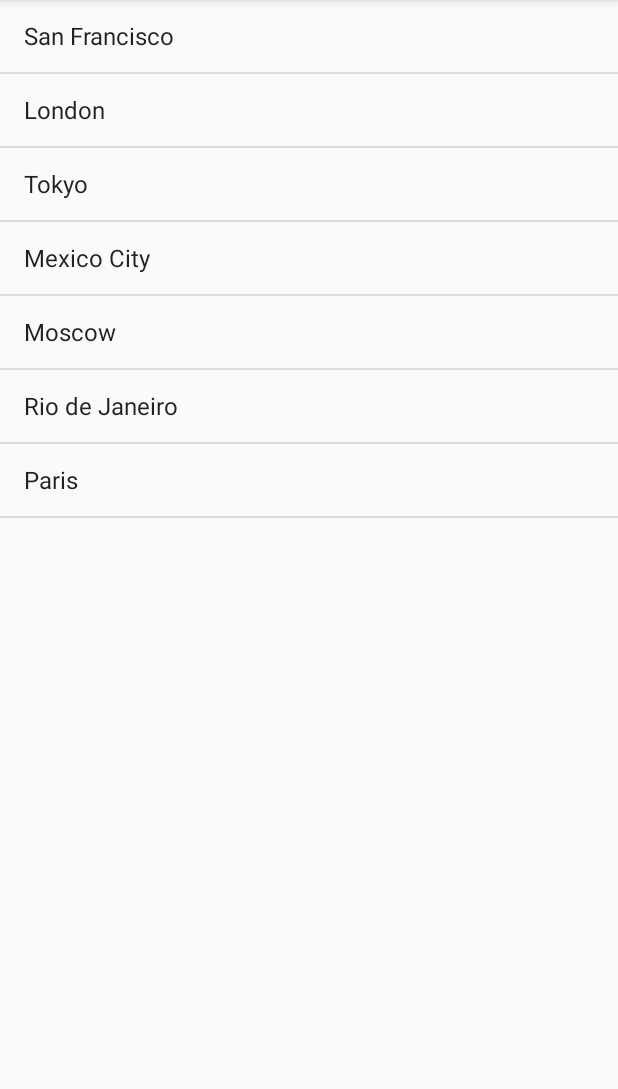
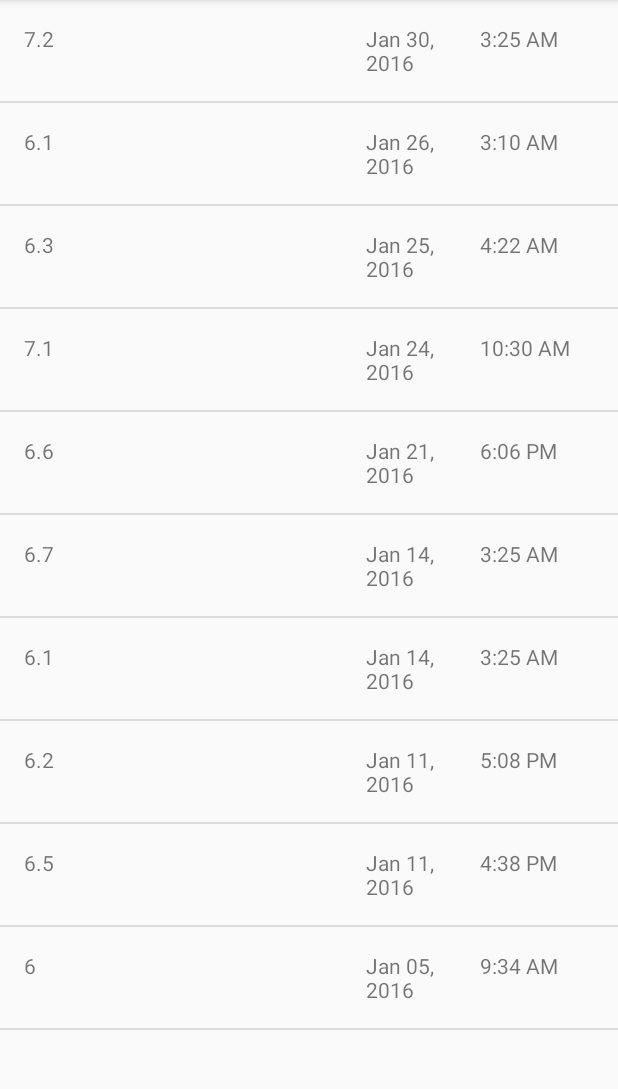
Before and after one commit to d27saurabh/Udacity_Android_Basics, an Android app: the screen it shows after launch (EarthquakeActivity), on a phone screen of 412 x 824 dp, the part 84-1173 px from its top. Run offline under Robolectric (Android 15) with nearby library versions, the phone set to English and light mode, and no system bars; 3 statements that could not run were skipped.

Commit message:
QuakeReport: Custom adapter, JSON parsing and time format

```diff
--- /dev/null
+++ b/ud843-QuakeReport-starting-point/app/src/main/java/com/example/android/quakereport/Earthquake.java
@@ -0,0 +1,33 @@
+package com.example.android.quakereport;
+
+public class Earthquake {
+
+    private String mMagnitude;
+    private String mLocation;
+    private long mTimeInMilliseconds;
+
+    /**
+     * Constructor
+     * @param mMagnitude is the magnitude of earthquake
+     * @param mLocation is the city location of the earthquake
+     * @param mdate is the date of the earthquake happened
+     */
+    public Earthquake(String magnitude, String location, Long date){
+
+        mMagnitude = magnitude;
+        mLocation = location;
+        mTimeInMilliseconds = date;
+    }
+
+    public String getmMagnitude() {
+        return mMagnitude;
+    }
+
+    public String getmLocation() {
+        return mLocation;
+    }
+
+    public Long getmTimeInMilliseconds() {
+        return mTimeInMilliseconds;
+    }
+}
--- a/ud843-QuakeReport-starting-point/app/src/main/java/com/example/android/quakereport/EarthquakeActivity.java
+++ b/ud843-QuakeReport-starting-point/app/src/main/java/com/example/android/quakereport/EarthquakeActivity.java
@@ -17,7 +17,6 @@ package com.example.android.quakereport;
 
 import android.os.Bundle;
 import android.support.v7.app.AppCompatActivity;
-import android.widget.ArrayAdapter;
 import android.widget.ListView;
 
 import java.util.ArrayList;
@@ -31,23 +30,14 @@ public class EarthquakeActivity extends AppCompatActivity {
         super.onCreate(savedInstanceState);
         setContentView(R.layout.earthquake_activity);
 
-        // Create a fake list of earthquake locations.
-        ArrayList<String> earthquakes = new ArrayList<>();
-        earthquakes.add("San Francisco");
-        earthquakes.add("London");
-        earthquakes.add("Tokyo");
-        earthquakes.add("Mexico City");
-        earthquakes.add("Moscow");
-        earthquakes.add("Rio de Janeiro");
-        earthquakes.add("Paris");
+        // Create a fake list of earthquakes.
+        ArrayList<Earthquake> earthquakes = QueryUtils.extractEarthquakes();
 
         // Find a reference to the {@link ListView} in the layout
         ListView earthquakeListView = (ListView) findViewById(R.id.list);
 
-        // Create a new {@link ArrayAdapter} of earthquakes
-        ArrayAdapter<String> adapter = new ArrayAdapter<String>(
-                this, android.R.layout.simple_list_item_1, earthquakes);
-
+        // Create a new {@link ArrayAdapter} of earthquakes as input
+        EarthquakeArrayAdapter adapter = new EarthquakeArrayAdapter(this, earthquakes);
         // Set the adapter on the {@link ListView}
         // so the list can be populated in the user interface
         earthquakeListView.setAdapter(adapter);
--- /dev/null
+++ b/ud843-QuakeReport-starting-point/app/src/main/java/com/example/android/quakereport/EarthquakeArrayAdapter.java
@@ -0,0 +1,105 @@
+package com.example.android.quakereport;
+
+import android.app.Activity;
+import android.location.Location;
+import android.view.LayoutInflater;
+import android.view.View;
+import android.view.ViewGroup;
+import android.widget.ArrayAdapter;
+import android.widget.TextView;
+
+import java.text.SimpleDateFormat;
+import java.util.ArrayList;
+import java.util.Date;
+
+public class EarthquakeArrayAdapter extends ArrayAdapter<Earthquake> {
+
+    /**
+     * This is our own custom constructor (it doesn't mirror a superclass constructor).
+     * The context is used to inflate the layout file, and the list is the data we want
+     * to populate into the lists.
+     *
+     * @param context     The current context. Used to inflate the layout file.
+     * @param earthquakes A List of AndroidFlavor objects to display in a list
+     */
+    public EarthquakeArrayAdapter(Activity context, ArrayList<Earthquake> earthquakes) {
+        // Here, we initialize the ArrayAdapter's internal storage for the context and the list.
+        // the second argument is used when the ArrayAdapter is populating a single TextView.
+        // Because this is a custom adapter for two TextViews and an ImageView, the adapter is not
+        // going to use this second argument, so it can be any value. Here, we used 0.
+        super(context, 0, earthquakes);
+    }
+
+    /**
+     * Provides a view for an AdapterView (ListView, GridView, etc.)
+     *
+     * @param position    The position in the list of data that should be displayed in the
+     *                    list item view.
+     * @param convertView The recycled view to populate.
+     * @param parent      The parent ViewGroup that is used for inflation.
+     * @return The View for the position in the AdapterView.
+     */
+    @Override
+    public View getView(int position, View convertView, ViewGroup parent) {
+        // Check if the existing view is being reused, otherwise inflate the view
+        View listItemView = convertView;
+        if (listItemView == null) {
+            listItemView = LayoutInflater.from(getContext()).inflate(
+                    R.layout.earthquake_list_item, parent, false);
+        }
+
+        //Find the earthquake at the given position in the list of earthquakes
+        Earthquake currentEarthquake  = getItem(position);
+
+        //Find the TextView with view ID magnitude
+        TextView MagnitudeView = (TextView) listItemView.findViewById(R.id.magnitude);
+        //Display the magnitude of the current earthquake in that TextView
+        MagnitudeView.setText(currentEarthquake.getmMagnitude());
+
+        //Find the TextView with view ID location
+        TextView LocationView1 = (TextView) listItemView.findViewById(R.id.location_offset );
+        TextView LocationView2 = (TextView) listItemView.findViewById(R.id.primary_location );
+
+        String originalLocation = currentEarthquake.getmLocation();
+        String[] LocationArray = Location.split(",");
+
+        //Display the location of the current earthquake in that TextView
+        LocationView1.setText(LocationArray[0]);
+        LocationView2.setText(LocationArray[1]);
+
+        //Create a new Fate object from the time in milliseconds of the earthquake
+        Date dateObject = new Date(currentEarthquake.getmTimeInMilliseconds());
+
+        // Find the TextView with view ID date
+        TextView dateView = (TextView) listItemView.findViewById(R.id.date);
+        // Format the date string (i.e. "Mar 3, 1984")
+        String formattedDate = formatDate(dateObject);
+        // Display the date of the current earthquake in that TextView
+        dateView.setText(formattedDate);
+
+        // Find the TextView with view ID time
+        TextView timeView = (TextView) listItemView.findViewById(R.id.time);
+        // Format the time string (i.e. "4:30PM")
+        String formattedTime = formatTime(dateObject);
+        // Display the time of the current earthquake in that TextView
+        timeView.setText(formattedTime);
+        //Return the listItemView that is displaying the correct data
+        return listItemView;
+    }
+
+        /**
+         * Return the formatted date string (i.e. "Mar 3, 1984") from a Date object.
+         */
+        private String formatDate(Date dateObject) {
+            SimpleDateFormat dateFormat = new SimpleDateFormat("LLL dd, yyyy");
+            return dateFormat.format(dateObject);
+        }
+
+        /**
+         * Return the formatted date string (i.e. "4:30 PM") from a Date object.
+         */
+        private String formatTime(Date dateObject) {
+            SimpleDateFormat timeFormat = new SimpleDateFormat("h:mm a");
+            return timeFormat.format(dateObject);
+        }
+}
--- /dev/null
+++ b/ud843-QuakeReport-starting-point/app/src/main/java/com/example/android/quakereport/QueryUtils.java
@@ -0,0 +1,79 @@
+package com.example.android.quakereport;
+
+import android.util.Log;
+
+import org.json.JSONArray;
+import org.json.JSONException;
+import org.json.JSONObject;
+
+import java.util.ArrayList;
+
+/**
+ * Helper methods related to requesting and receiving earthquake data from USGS.
+ */
+public final class QueryUtils {
+
+    /** Sample JSON response for a USGS query */
+    private static final String SAMPLE_JSON_RESPONSE = "{\"type\":\"FeatureCollection\",\"metadata\":{\"generated\":1462295443000,\"url\":\"http://earthquake.usgs.gov/fdsnws/event/1/query?format=geojson&starttime=2016-01-01&endtime=2016-01-31&minmag=6&limit=10\",\"title\":\"USGS Earthquakes\",\"status\":200,\"api\":\"1.5.2\",\"limit\":10,\"offset\":1,\"count\":10},\"features\":[{\"type\":\"Feature\",\"properties\":{\"mag\":7.2,\"place\":\"88km N of Yelizovo, Russia\",\"time\":1454124312220,\"updated\":1460674294040,\"tz\":720,\"url\":\"http://earthquake.usgs.gov/earthquakes/eventpage/us20004vvx\",\"detail\":\"http://earthquake.usgs.gov/fdsnws/event/1/query?eventid=us20004vvx&format=geojson\",\"felt\":2,\"cdi\":3.4,\"mmi\":5.82,\"alert\":\"green\",\"status\":\"reviewed\",\"tsunami\":1,\"sig\":798,\"net\":\"us\",\"code\":\"20004vvx\",\"ids\":\",at00o1qxho,pt16030050,us20004vvx,gcmt20160130032510,\",\"sources\":\",at,pt,us,gcmt,\",\"types\":\",cap,dyfi,finite-fault,general-link,general-text,geoserve,impact-link,impact-text,losspager,moment-tensor,nearby-cities,origin,phase-data,shakemap,tectonic-summary,\",\"nst\":null,\"dmin\":0.958,\"rms\":1.19,\"gap\":17,\"magType\":\"mww\",\"type\":\"earthquake\",\"title\":\"M 7.2 - 88km N of Yelizovo, Russia\"},\"geometry\":{\"type\":\"Point\",\"coordinates\":[158.5463,53.9776,177]},\"id\":\"us20004vvx\"},\n" +
+            "{\"type\":\"Feature\",\"properties\":{\"mag\":6.1,\"place\":\"94km SSE of Taron, Papua New Guinea\",\"time\":1453777820750,\"updated\":1460156775040,\"tz\":600,\"url\":\"http://earthquake.usgs.gov/earthquakes/eventpage/us20004uks\",\"detail\":\"http://earthquake.usgs.gov/fdsnws/event/1/query?eventid=us20004uks&format=geojson\",\"felt\":null,\"cdi\":null,\"mmi\":4.1,\"alert\":\"green\",\"status\":\"reviewed\",\"tsunami\":1,\"sig\":572,\"net\":\"us\",\"code\":\"20004uks\",\"ids\":\",us20004uks,gcmt20160126031023,\",\"sources\":\",us,gcmt,\",\"types\":\",cap,geoserve,losspager,moment-tensor,nearby-cities,origin,phase-data,shakemap,tectonic-summary,\",\"nst\":null,\"dmin\":1.537,\"rms\":0.74,\"gap\":25,\"magType\":\"mww\",\"type\":\"earthquake\",\"title\":\"M 6.1 - 94km SSE of Taron, Papua New Guinea\"},\"geometry\":{\"type\":\"Point\",\"coordinates\":[153.2454,-5.2952,26]},\"id\":\"us20004uks\"},\n" +
+            "{\"type\":\"Feature\",\"properties\":{\"mag\":6.3,\"place\":\"50km NNE of Al Hoceima, Morocco\",\"time\":1453695722730,\"updated\":1460156773040,\"tz\":0,\"url\":\"http://earthquake.usgs.gov/earthquakes/eventpage/us10004gy9\",\"detail\":\"http://earthquake.usgs.gov/fdsnws/event/1/query?eventid=us10004gy9&format=geojson\",\"felt\":117,\"cdi\":7.2,\"mmi\":5.28,\"alert\":\"green\",\"status\":\"reviewed\",\"tsunami\":0,\"sig\":695,\"net\":\"us\",\"code\":\"10004gy9\",\"ids\":\",us10004gy9,gcmt20160125042203,\",\"sources\":\",us,gcmt,\",\"types\":\",cap,dyfi,geoserve,impact-text,losspager,moment-tensor,nearby-cities,origin,phase-data,shakemap,tectonic-summary,\",\"nst\":null,\"dmin\":2.201,\"rms\":0.92,\"gap\":20,\"magType\":\"mww\",\"type\":\"earthquake\",\"title\":\"M 6.3 - 50km NNE of Al Hoceima, Morocco\"},\"geometry\":{\"type\":\"Point\",\"coordinates\":[-3.6818,35.6493,12]},\"id\":\"us10004gy9\"},\n" +
+            "{\"type\":\"Feature\",\"properties\":{\"mag\":7.1,\"place\":\"86km E of Old Iliamna, Alaska\",\"time\":1453631430230,\"updated\":1460156770040,\"tz\":-540,\"url\":\"http://earthquake.usgs.gov/earthquakes/eventpage/us10004gqp\",\"detail\":\"http://earthquake.usgs.gov/fdsnws/event/1/query?eventid=us10004gqp&format=geojson\",\"felt\":1816,\"cdi\":7.2,\"mmi\":6.6,\"alert\":\"green\",\"status\":\"reviewed\",\"tsunami\":1,\"sig\":1496,\"net\":\"us\",\"code\":\"10004gqp\",\"ids\":\",at00o1gd6r,us10004gqp,ak12496371,gcmt20160124103030,\",\"sources\":\",at,us,ak,gcmt,\",\"types\":\",cap,dyfi,finite-fault,general-link,general-text,geoserve,impact-link,impact-text,losspager,moment-tensor,nearby-cities,origin,phase-data,shakemap,tectonic-summary,trump-origin,\",\"nst\":null,\"dmin\":0.72,\"rms\":2.11,\"gap\":19,\"magType\":\"mww\",\"type\":\"earthquake\",\"title\":\"M 7.1 - 86km E of Old Iliamna, Alaska\"},\"geometry\":{\"type\":\"Point\",\"coordinates\":[-153.4051,59.6363,129]},\"id\":\"us10004gqp\"},\n" +
+            "{\"type\":\"Feature\",\"properties\":{\"mag\":6.6,\"place\":\"215km SW of Tomatlan, Mexico\",\"time\":1453399617650,\"updated\":1459963829040,\"tz\":-420,\"url\":\"http://earthquake.usgs.gov/earthquakes/eventpage/us10004g4l\",\"detail\":\"http://earthquake.usgs.gov/fdsnws/event/1/query?eventid=us10004g4l&format=geojson\",\"felt\":11,\"cdi\":2.7,\"mmi\":3.92,\"alert\":\"green\",\"status\":\"reviewed\",\"tsunami\":1,\"sig\":673,\"net\":\"us\",\"code\":\"10004g4l\",\"ids\":\",at00o1bebo,pt16021050,us10004g4l,gcmt20160121180659,\",\"sources\":\",at,pt,us,gcmt,\",\"types\":\",cap,dyfi,geoserve,impact-link,impact-text,losspager,moment-tensor,nearby-cities,origin,phase-data,shakemap,tectonic-summary,\",\"nst\":null,\"dmin\":2.413,\"rms\":0.98,\"gap\":74,\"magType\":\"mww\",\"type\":\"earthquake\",\"title\":\"M 6.6 - 215km SW of Tomatlan, Mexico\"},\"geometry\":{\"type\":\"Point\",\"coordinates\":[-106.9337,18.8239,10]},\"id\":\"us10004g4l\"},\n" +
+            "{\"type\":\"Feature\",\"properties\":{\"mag\":6.7,\"place\":\"52km SE of Shizunai, Japan\",\"time\":1452741933640,\"updated\":1459304879040,\"tz\":540,\"url\":\"http://earthquake.usgs.gov/earthquakes/eventpage/us10004ebx\",\"detail\":\"http://earthquake.usgs.gov/fdsnws/event/1/query?eventid=us10004ebx&format=geojson\",\"felt\":51,\"cdi\":5.8,\"mmi\":6.45,\"alert\":\"green\",\"status\":\"reviewed\",\"tsunami\":1,\"sig\":720,\"net\":\"us\",\"code\":\"10004ebx\",\"ids\":\",us10004ebx,pt16014050,at00o0xauk,gcmt20160114032534,\",\"sources\":\",us,pt,at,gcmt,\",\"types\":\",associate,cap,dyfi,geoserve,impact-link,impact-text,losspager,moment-tensor,nearby-cities,origin,phase-data,shakemap,\",\"nst\":null,\"dmin\":0.281,\"rms\":0.98,\"gap\":22,\"magType\":\"mww\",\"type\":\"earthquake\",\"title\":\"M 6.7 - 52km SE of Shizunai, Japan\"},\"geometry\":{\"type\":\"Point\",\"coordinates\":[142.781,41.9723,46]},\"id\":\"us10004ebx\"},\n" +
+            "{\"type\":\"Feature\",\"properties\":{\"mag\":6.1,\"place\":\"12km WNW of Charagua, Bolivia\",\"time\":1452741928270,\"updated\":1459304879040,\"tz\":-240,\"url\":\"http://earthquake.usgs.gov/earthquakes/eventpage/us10004ebw\",\"detail\":\"http://earthquake.usgs.gov/fdsnws/event/1/query?eventid=us10004ebw&format=geojson\",\"felt\":3,\"cdi\":2.2,\"mmi\":2.21,\"alert\":\"green\",\"status\":\"reviewed\",\"tsunami\":0,\"sig\":573,\"net\":\"us\",\"code\":\"10004ebw\",\"ids\":\",us10004ebw,gcmt20160114032528,\",\"sources\":\",us,gcmt,\",\"types\":\",cap,dyfi,geoserve,impact-text,losspager,moment-tensor,nearby-cities,origin,phase-data,shakemap,tectonic-summary,\",\"nst\":null,\"dmin\":5.492,\"rms\":1.04,\"gap\":16,\"magType\":\"mww\",\"type\":\"earthquake\",\"title\":\"M 6.1 - 12km WNW of Charagua, Bolivia\"},\"geometry\":{\"type\":\"Point\",\"coordinates\":[-63.3288,-19.7597,582.56]},\"id\":\"us10004ebw\"},\n" +
+            "{\"type\":\"Feature\",\"properties\":{\"mag\":6.2,\"place\":\"74km NW of Rumoi, Japan\",\"time\":1452532083920,\"updated\":1459304875040,\"tz\":540,\"url\":\"http://earthquake.usgs.gov/earthquakes/eventpage/us10004djn\",\"detail\":\"http://earthquake.usgs.gov/fdsnws/event/1/query?eventid=us10004djn&format=geojson\",\"felt\":8,\"cdi\":3.4,\"mmi\":3.74,\"alert\":\"green\",\"status\":\"reviewed\",\"tsunami\":0,\"sig\":594,\"net\":\"us\",\"code\":\"10004djn\",\"ids\":\",us10004djn,gcmt20160111170803,\",\"sources\":\",us,gcmt,\",\"types\":\",cap,dyfi,geoserve,impact-text,losspager,moment-tensor,nearby-cities,origin,phase-data,shakemap,tectonic-summary,\",\"nst\":null,\"dmin\":1.139,\"rms\":0.96,\"gap\":33,\"magType\":\"mww\",\"type\":\"earthquake\",\"title\":\"M 6.2 - 74km NW of Rumoi, Japan\"},\"geometry\":{\"type\":\"Point\",\"coordinates\":[141.0867,44.4761,238.81]},\"id\":\"us10004djn\"},\n" +
+            "{\"type\":\"Feature\",\"properties\":{\"mag\":6.5,\"place\":\"227km SE of Sarangani, Philippines\",\"time\":1452530285900,\"updated\":1459304874040,\"tz\":480,\"url\":\"http://earthquake.usgs.gov/earthquakes/eventpage/us10004dj5\",\"detail\":\"http://earthquake.usgs.gov/fdsnws/event/1/query?eventid=us10004dj5&format=geojson\",\"felt\":1,\"cdi\":2.7,\"mmi\":7.5,\"alert\":\"green\",\"status\":\"reviewed\",\"tsunami\":1,\"sig\":650,\"net\":\"us\",\"code\":\"10004dj5\",\"ids\":\",at00o0srjp,pt16011050,us10004dj5,gcmt20160111163807,\",\"sources\":\",at,pt,us,gcmt,\",\"types\":\",cap,dyfi,geoserve,impact-link,impact-text,losspager,moment-tensor,nearby-cities,origin,phase-data,shakemap,tectonic-summary,\",\"nst\":null,\"dmin\":3.144,\"rms\":0.72,\"gap\":22,\"magType\":\"mww\",\"type\":\"earthquake\",\"title\":\"M 6.5 - 227km SE of Sarangani, Philippines\"},\"geometry\":{\"type\":\"Point\",\"coordinates\":[126.8621,3.8965,13]},\"id\":\"us10004dj5\"},\n" +
+            "{\"type\":\"Feature\",\"properties\":{\"mag\":6,\"place\":\"Pacific-Antarctic Ridge\",\"time\":1451986454620,\"updated\":1459202978040,\"tz\":-540,\"url\":\"http://earthquake.usgs.gov/earthquakes/eventpage/us10004bgk\",\"detail\":\"http://earthquake.usgs.gov/fdsnws/event/1/query?eventid=us10004bgk&format=geojson\",\"felt\":0,\"cdi\":1,\"mmi\":0,\"alert\":\"green\",\"status\":\"reviewed\",\"tsunami\":0,\"sig\":554,\"net\":\"us\",\"code\":\"10004bgk\",\"ids\":\",us10004bgk,gcmt20160105093415,\",\"sources\":\",us,gcmt,\",\"types\":\",cap,dyfi,geoserve,losspager,moment-tensor,nearby-cities,origin,phase-data,shakemap,\",\"nst\":null,\"dmin\":30.75,\"rms\":0.67,\"gap\":71,\"magType\":\"mww\",\"type\":\"earthquake\",\"title\":\"M 6.0 - Pacific-Antarctic Ridge\"},\"geometry\":{\"type\":\"Point\",\"coordinates\":[-136.2603,-54.2906,10]},\"id\":\"us10004bgk\"}],\"bbox\":[-153.4051,-54.2906,10,158.5463,59.6363,582.56]}";
+
+    /**
+     * Create a private constructor because no one should ever create a {@link QueryUtils} object.
+     * This class is only meant to hold static variables and methods, which can be accessed
+     * directly from the class name QueryUtils (and an object instance of QueryUtils is not needed).
+     */
+    private QueryUtils() {
+    }
+
+    /**
+     * Return a list of {@link Earthquake} objects that has been built up from
+     * parsing a JSON response.
+     */
+    public static ArrayList<Earthquake> extractEarthquakes() {
+
+        // Create an empty ArrayList that we can start adding earthquakes to
+        ArrayList<Earthquake> earthquakes = new ArrayList<>();
+
+        // Try to parse the SAMPLE_JSON_RESPONSE. If there's a problem with the way the JSON
+        // is formatted, a JSONException exception object will be thrown.
+        // Catch the exception so the app doesn't crash, and print the error message to the logs.
+        try {
+
+            // TODO: Parse the response given by the SAMPLE_JSON_RESPONSE string and
+            // build up a list of Earthquake objects with the corresponding data.
+
+            JSONObject rootObject = new JSONObject(SAMPLE_JSON_RESPONSE);
+            JSONArray features = rootObject.getJSONArray("features");
+
+            for(int i=0;i<features.length();i++){
+                JSONObject earthquakeObject = features.getJSONObject(i);
+                JSONObject properties = earthquakeObject.getJSONObject("properties");
+                String magnitude = properties.getString("mag");
+                String location = properties.getString("place");
+                long time = properties.getLong("time");
+
+                Earthquake earthquake = new Earthquake(magnitude,location, time);
+                earthquakes.add(earthquake);
+            }
+        } catch (JSONException e) {
+            // If an error is thrown when executing any of the above statements in the "try" block,
+            // catch the exception here, so the app doesn't crash. Print a log message
+            // with the message from the exception.
+            Log.e("QueryUtils", "Problem parsing the earthquake JSON results", e);
+        }
+
+
+
+        // Return the list of earthquakes
+        return earthquakes;
+    }
+
+}
--- /dev/null
+++ b/ud843-QuakeReport-starting-point/app/src/main/res/layout/earthquake_list_item.xml
@@ -0,0 +1,46 @@
+<?xml version="1.0" encoding="utf-8"?>
+<LinearLayout
+    xmlns:android="http://schemas.android.com/apk/res/android"
+    xmlns:tools="http://schemas.android.com/tools"
+    android:layout_width="match_parent"
+    android:layout_height="match_parent"
+    android:orientation="horizontal"
+    android:padding="16dp">
+
+
+
+    <TextView
+        android:id="@+id/magnitude"
+        android:layout_width="0dp"
+        android:layout_height="wrap_content"
+        android:layout_weight="1"
+        tools:text="8.9" />
+
+    <TextView
+        android:id="@+id/location_offset"
+        android:layout_width="0dp"
+        android:layout_height="wrap_content"
+        android:layout_weight="1"
+        tools:text="30km S of" />
+
+    <TextView
+        android:id="@+id/primary_location"
+        android:layout_width="0dp"
+        android:layout_height="wrap_content"
+        android:layout_weight="1"
+        tools:text="San Francisco, CA" />
+
+    <TextView
+        android:id="@+id/date"
+        android:layout_width="0dp"
+        android:layout_height="wrap_content"
+        android:layout_weight="1"
+        tools:text="Mar 6, 2010" />
+
+    <TextView
+        android:id="@+id/time"
+        android:layout_width="0dp"
+        android:layout_height="wrap_content"
+        android:layout_weight="1"
+        tools:text="3:00 PM" />
+</LinearLayout>
--- a/ud843-QuakeReport-starting-point/app/src/main/res/values/strings.xml
+++ b/ud843-QuakeReport-starting-point/app/src/main/res/values/strings.xml
@@ -15,4 +15,7 @@
 -->
 <resources>
     <string name="app_name">Quake Report</string>
+    <!-- Default text to show with the earthquake location ("Near the Pacific-Antarctic Ridge")
+ if no specific kilometer distance from the primary location is given [CHAR LIMIT=30] -->
+    <string name="near_the">Near the</string>
 </resources>
```
Also changed, not shown: 1 other file.
